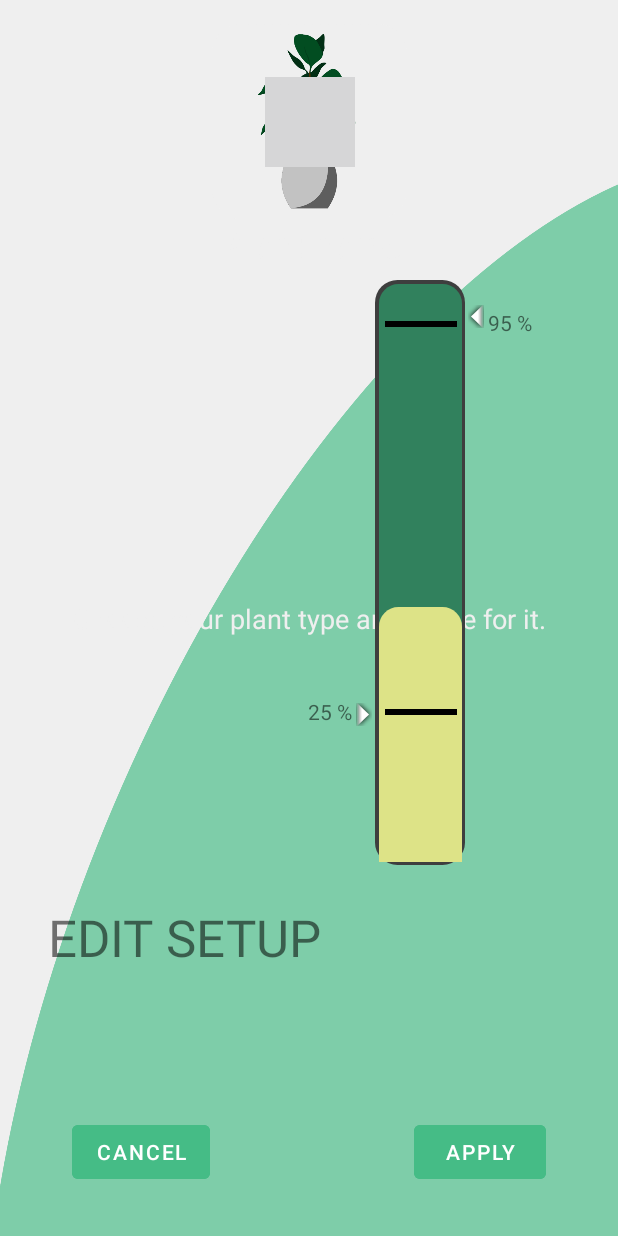
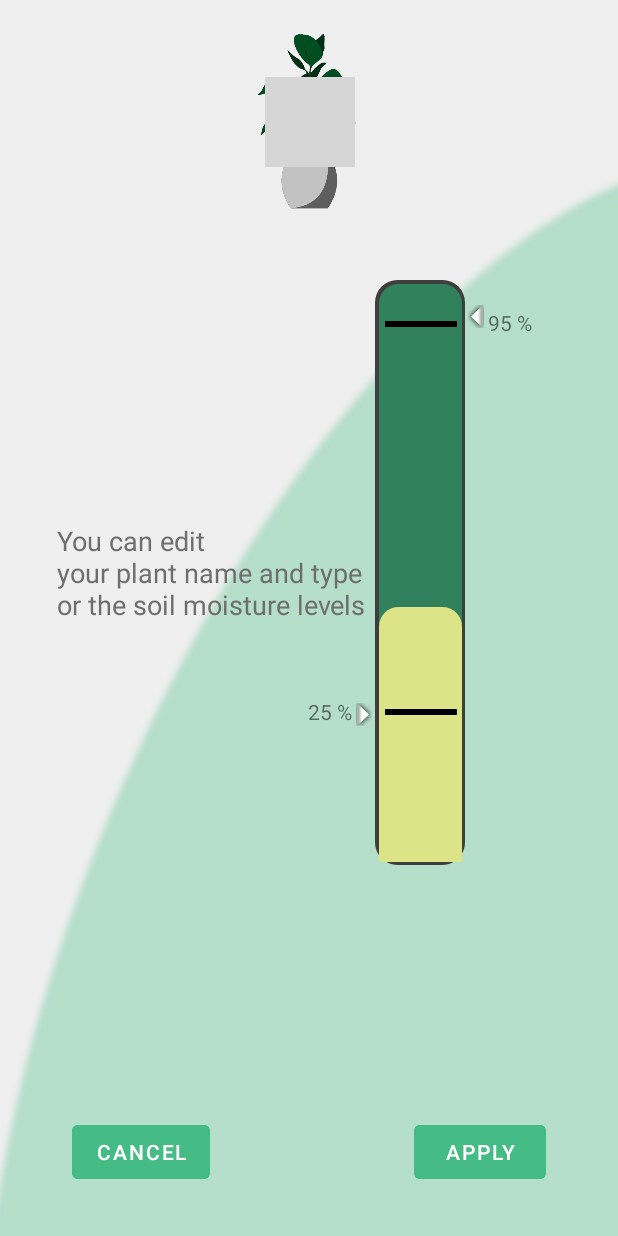
Before and after one commit to 8r0sk1/SmartVase, an Android app: the Settings screen opened through its navigation route, on a phone screen of 412 x 824 dp. Run offline under Robolectric (Android 15) with nearby library versions, the phone set to English and light mode, and no system bars; our stand-ins replace Firebase (no records; nobody signed in at launch, a user with empty details on screens opened directly).

Commit message:
Edit setup sistemato (sfondo e scritte)

```diff
--- a/app/src/main/res/layout/activity_login.xml
+++ b/app/src/main/res/layout/activity_login.xml
@@ -98,7 +98,7 @@
             android:layout_weight="0.3"
             android:gravity="center_vertical"
             android:text="@string/register"
-            android:textColor="@color/black"
+            android:textColor="#DDE387"
             android:textSize="18sp"
             android:textStyle="bold" />
     </LinearLayout>
--- a/app/src/main/res/layout/activity_register.xml
+++ b/app/src/main/res/layout/activity_register.xml
@@ -98,7 +98,7 @@
             android:layout_weight="0.3"
             android:gravity="center_vertical"
             android:text="@string/login"
-            android:textColor="@color/black"
+            android:textColor="#DDE387"
             android:textSize="18sp"
             android:textStyle="bold" />
     </LinearLayout>
--- a/app/src/main/res/layout/settings.xml
+++ b/app/src/main/res/layout/settings.xml
@@ -5,7 +5,7 @@
     android:id="@+id/frameLayout"
     android:layout_width="match_parent"
     android:layout_height="match_parent"
-    android:background="@drawable/sfondo2"
+    android:background="@drawable/sfondosfocato2"
     tools:context=".ui.main.Settings">
 
     <TextView
@@ -52,6 +52,19 @@
         android:orientation="vertical"
         app:layout_constraintGuide_end="32dp"
         app:layout_constraintStart_toStartOf="parent" />
+
+    <TextView
+        android:id="@+id/textSetup4"
+        android:layout_width="wrap_content"
+        android:layout_height="wrap_content"
+        android:text="You can edit\nyour plant name and type\nor the soil moisture levels"
+        android:textAppearance="@style/TextAppearance.AppCompat.Body1"
+        android:textColor="#6E6E6E"
+        android:textSize="18dp"
+        app:layout_constraintBottom_toBottomOf="@+id/soilMoistureBarCornerMin"
+        app:layout_constraintEnd_toStartOf="@+id/soilMoistureBarCorner"
+        app:layout_constraintStart_toStartOf="@+id/guideline_left"
+        app:layout_constraintTop_toTopOf="@+id/soilMoistureBarCornerMin" />
 
     <Button
         android:id="@+id/back_button4"
@@ -119,29 +132,6 @@
                 tools:src="@tools:sample/avatars" />
         </androidx.constraintlayout.widget.ConstraintLayout>
     </androidx.cardview.widget.CardView>
-
-    <TextView
-        android:id="@+id/textSetup4"
-        android:layout_width="wrap_content"
-        android:layout_height="wrap_content"
-        android:text="Choose your plant type and name for it."
-        android:textAppearance="@style/TextAppearance.AppCompat.Body1"
-        android:textColor="#EFEFEF"
-        android:textSize="18sp"
-        app:layout_constraintBottom_toTopOf="@+id/guideline_bottom"
-        app:layout_constraintEnd_toStartOf="@+id/guideline_right"
-        app:layout_constraintStart_toStartOf="@+id/guideline_left"
-        app:layout_constraintTop_toTopOf="@+id/guideline_top" />
-
-    <TextView
-        android:id="@+id/textView42"
-        android:layout_width="wrap_content"
-        android:layout_height="wrap_content"
-        android:text="EDIT SETUP"
-        android:textSize="34sp"
-        app:layout_constraintBottom_toBottomOf="parent"
-        app:layout_constraintStart_toStartOf="@+id/guideline_left"
-        app:layout_constraintTop_toBottomOf="@+id/textSetup4" />
 
     <androidx.cardview.widget.CardView
         android:id="@+id/soilMoistureBarCorner"
@@ -239,6 +229,7 @@
             android:layout_height="match_parent">
             <!-- Barra vuota umidità -->
 
+
             <SeekBar
                 android:id="@+id/barMin4"
                 android:layout_width="390dp"
@@ -250,9 +241,10 @@
                 android:scaleY="4"
                 app:layout_constraintBottom_toBottomOf="parent"
                 app:layout_constraintEnd_toEndOf="parent"
+                app:layout_constraintHorizontal_bias="0.502"
                 app:layout_constraintStart_toStartOf="parent"
-                app:layout_constraintTop_toTopOf="parent" />
-
+                app:layout_constraintTop_toTopOf="parent"
+                app:layout_constraintVertical_bias="0.0" />
 
             <ImageView
                 android:id="@+id/arrowMin4"
--- a/app/src/main/res/layout/sign_in.xml
+++ b/app/src/main/res/layout/sign_in.xml
@@ -50,8 +50,10 @@
         android:text="entra"
         app:layout_constraintBottom_toTopOf="@+id/signIn"
         app:layout_constraintEnd_toEndOf="parent"
+        app:layout_constraintHorizontal_bias="0.498"
         app:layout_constraintStart_toStartOf="parent"
-        app:layout_constraintTop_toBottomOf="@+id/userDetails" />
+        app:layout_constraintTop_toBottomOf="@+id/userDetails"
+        app:layout_constraintVertical_bias="0.605" />
 
 
 </androidx.constraintlayout.widget.ConstraintLayout>
```
Also changed, not shown: app/src/main/res/layout/plant_setup.xml (+3 -14 lines), app/src/main/res/layout/plant_setup2.xml (+20 -16 lines), app/src/main/res/drawable/sfondosfocato1.png (added), app/src/main/res/drawable/sfondosfocato2.png (added).
